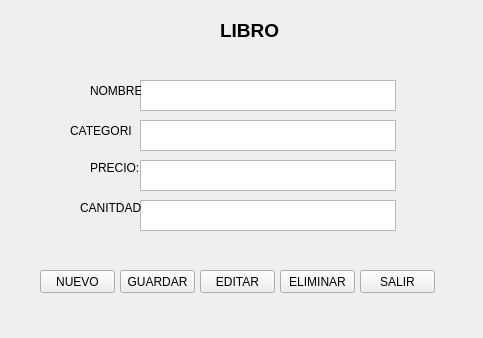
Before: the Qt Designer form AppBiblioteca/frmlibro.ui in ksoriano55/BiblioData, drawn with Qt 5.
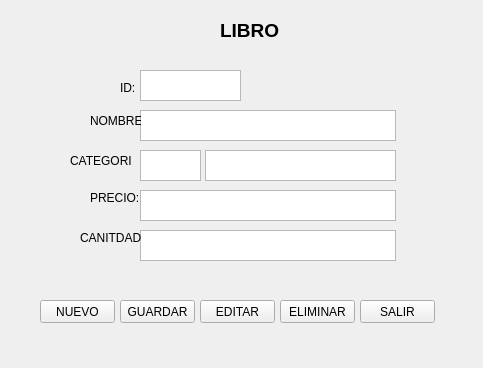
After: the same form once the commit is applied.

```diff
--- a/AppBiblioteca/frmlibro.ui
+++ b/AppBiblioteca/frmlibro.ui
@@ -7,7 +7,7 @@
     <x>0</x>
     <y>0</y>
     <width>483</width>
-    <height>338</height>
+    <height>368</height>
    </rect>
   </property>
   <property name="windowTitle">
@@ -37,7 +37,7 @@
    <property name="geometry">
     <rect>
      <x>140</x>
-     <y>80</y>
+     <y>110</y>
      <width>256</width>
      <height>31</height>
     </rect>
@@ -46,9 +46,9 @@
   <widget class="QTextBrowser" name="textBrowser_2">
    <property name="geometry">
     <rect>
-     <x>140</x>
-     <y>120</y>
-     <width>256</width>
+     <x>205</x>
+     <y>150</y>
+     <width>191</width>
      <height>31</height>
     </rect>
    </property>
@@ -57,7 +57,7 @@
    <property name="geometry">
     <rect>
      <x>140</x>
-     <y>160</y>
+     <y>190</y>
      <width>256</width>
      <height>31</height>
     </rect>
@@ -67,7 +67,7 @@
    <property name="geometry">
     <rect>
      <x>140</x>
-     <y>200</y>
+     <y>230</y>
      <width>256</width>
      <height>31</height>
     </rect>
@@ -77,7 +77,7 @@
    <property name="geometry">
     <rect>
      <x>90</x>
-     <y>80</y>
+     <y>110</y>
      <width>51</width>
      <height>21</height>
     </rect>
@@ -90,7 +90,7 @@
    <property name="geometry">
     <rect>
      <x>70</x>
-     <y>120</y>
+     <y>150</y>
      <width>61</width>
      <height>21</height>
     </rect>
@@ -103,7 +103,7 @@
    <property name="geometry">
     <rect>
      <x>90</x>
-     <y>160</y>
+     <y>190</y>
      <width>51</width>
      <height>16</height>
     </rect>
@@ -116,7 +116,7 @@
    <property name="geometry">
     <rect>
      <x>80</x>
-     <y>200</y>
+     <y>230</y>
      <width>61</width>
      <height>16</height>
     </rect>
@@ -129,7 +129,7 @@
    <property name="geometry">
     <rect>
      <x>40</x>
-     <y>270</y>
+     <y>300</y>
      <width>75</width>
      <height>23</height>
     </rect>
@@ -142,7 +142,7 @@
    <property name="geometry">
     <rect>
      <x>120</x>
-     <y>270</y>
+     <y>300</y>
      <width>75</width>
      <height>23</height>
     </rect>
@@ -155,7 +155,7 @@
    <property name="geometry">
     <rect>
      <x>200</x>
-     <y>270</y>
+     <y>300</y>
      <width>75</width>
      <height>23</height>
     </rect>
@@ -168,7 +168,7 @@
    <property name="geometry">
     <rect>
      <x>280</x>
-     <y>270</y>
+     <y>300</y>
      <width>75</width>
      <height>23</height>
     </rect>
@@ -181,7 +181,7 @@
    <property name="geometry">
     <rect>
      <x>360</x>
-     <y>270</y>
+     <y>300</y>
      <width>75</width>
      <height>23</height>
     </rect>
@@ -190,6 +190,39 @@
     <string>SALIR</string>
    </property>
   </widget>
+  <widget class="QTextBrowser" name="txtIdLibro">
+   <property name="geometry">
+    <rect>
+     <x>140</x>
+     <y>70</y>
+     <width>101</width>
+     <height>31</height>
+    </rect>
+   </property>
+  </widget>
+  <widget class="QLabel" name="label_6">
+   <property name="geometry">
+    <rect>
+     <x>120</x>
+     <y>80</y>
+     <width>21</width>
+     <height>16</height>
+    </rect>
+   </property>
+   <property name="text">
+    <string>ID:</string>
+   </property>
+  </widget>
+  <widget class="QTextBrowser" name="txtIdCategoria">
+   <property name="geometry">
+    <rect>
+     <x>140</x>
+     <y>150</y>
+     <width>61</width>
+     <height>31</height>
+    </rect>
+   </property>
+  </widget>
  </widget>
  <resources/>
  <connections/>
```
Left out of the diff: 18 changed lines with no effect on the pictures.
